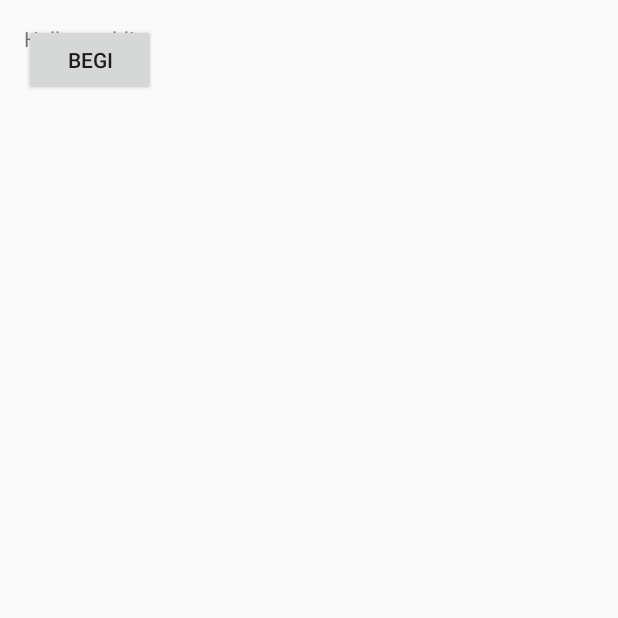
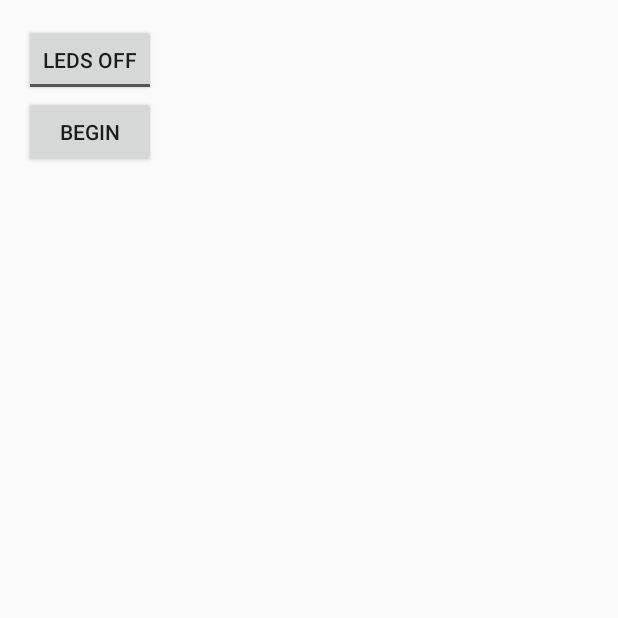
Before and after one commit to jakeRoemer/BrightLife, an Android app: the screen it shows after launch (MainActivity), on a phone screen of 412 x 824 dp, the top half of it. Run offline under Robolectric (Android 15) with nearby library versions, the phone set to English and light mode, and no system bars.

Commit message:
Added test button and toggle button. Just to get things started.

```diff
--- a/app/src/main/java/com/example/jakeadmin/brightlife/MainActivity.java
+++ b/app/src/main/java/com/example/jakeadmin/brightlife/MainActivity.java
@@ -5,7 +5,7 @@ import android.os.Bundle;
 import android.view.Menu;
 import android.view.MenuItem;
 import android.view.View;
-import android.widget.Button;
+import android.widget.ToggleButton;
 import android.widget.Toast;
 
 public class MainActivity extends Activity {
@@ -14,12 +14,21 @@ public class MainActivity extends Activity {
     protected void onCreate(Bundle savedInstanceState) {
         super.onCreate(savedInstanceState);
         setContentView(R.layout.activity_main);
-        Button button = (Button) findViewById(R.id.button_id);
-        button.setOnClickListener(new View.OnClickListener() {
-            public void onClick(View v) {
-                Toast.makeText(MainActivity.this, "Startig off", Toast.LENGTH_LONG).show();
-            }
-        });
+    }
+
+    public void onButtonClick(View v) {
+        Toast.makeText(MainActivity.this, "Starting Off", Toast.LENGTH_LONG).show();
+    }
+
+    public void onToggleClick(View v) {
+        boolean on = ((ToggleButton) v).isChecked();
+        if(on){
+            //Enable LEDs
+            Toast.makeText(MainActivity.this, "LEDs Enabled", Toast.LENGTH_SHORT).show();
+        } else {
+            //Disable LEDs
+            Toast.makeText(MainActivity.this, "LEDs Disabled", Toast.LENGTH_SHORT).show();
+        }
     }
 
 
--- a/app/src/main/res/layout/activity_main.xml
+++ b/app/src/main/res/layout/activity_main.xml
@@ -5,13 +5,24 @@
     android:paddingTop="@dimen/activity_vertical_margin"
     android:paddingBottom="@dimen/activity_vertical_margin" tools:context=".MainActivity">
 
-    <TextView android:text="@string/hello_world" android:layout_width="wrap_content"
+    <TextView android:layout_width="wrap_content"
         android:layout_height="wrap_content" />
 
     <Button
         android:id="@+id/button_id"
         android:layout_width="wrap_content"
         android:layout_height="wrap_content"
-        android:text="@string/button_id"/>
+        android:layout_below="@+id/OnOff_Toggle"
+        android:text="@string/button_id"
+        android:onClick="onButtonClick"/>
+
+    <ToggleButton
+        android:id="@+id/OnOff_Toggle"
+        android:layout_width="wrap_content"
+        android:layout_height="wrap_content"
+        android:textOn="LEDs On"
+        android:textOff="LEDs Off"
+        android:text="@string/OnOff_Toggle"
+        android:onClick="onToggleClick"/>
 
 </RelativeLayout>
--- a/app/src/main/res/values/strings.xml
+++ b/app/src/main/res/values/strings.xml
@@ -2,8 +2,8 @@
 <resources>
 
     <string name="app_name">Bright Life</string>
-    <string name="hello_world">Hello world!</string>
     <string name="action_settings">Settings</string>
-    <string name="button_id">Begi</string>
+    <string name="button_id">Begin</string>
+    <string name="OnOff_Toggle">LEDs</string>
 
 </resources>
```
Also changed, not shown: 1 other file.
